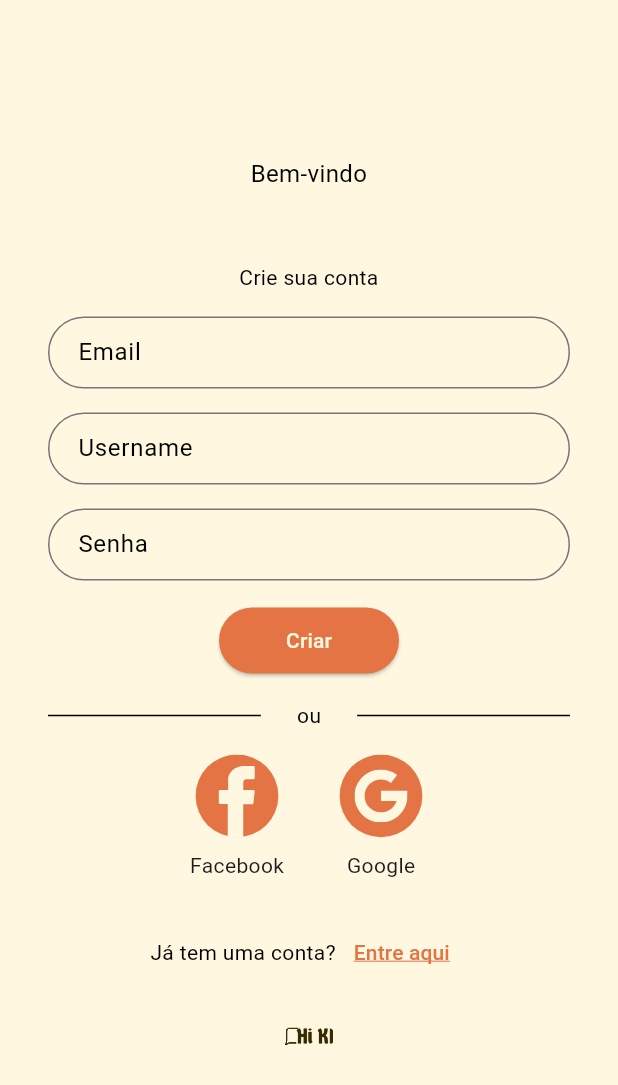
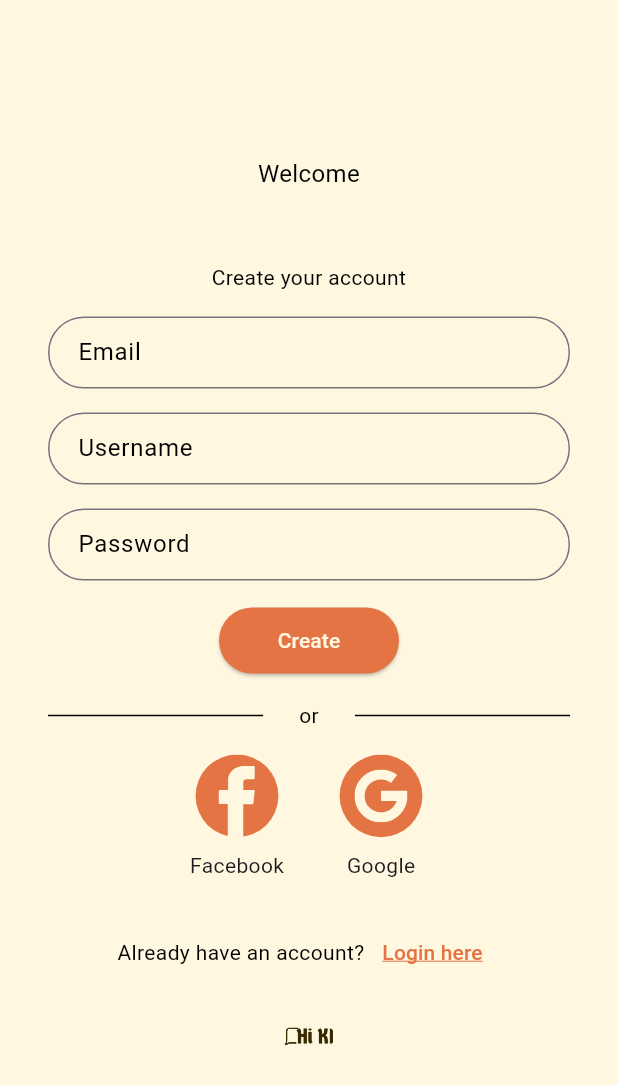
Before and after one commit to thaleswinther/hiki-flutter, a Flutter app: the RegisterScreen screen opened by its route, on a phone screen of 412 x 824 dp. Shown: the top 1085 px of the screen. Run offline on Flutter 3.47's test engine with Material 3 defaults, Android fonts, the phone set to English and light mode, and no system bars; our stand-ins replace floor, flutter_svg, get_it, google_generative_ai, sqflite; accounts and stored records are empty; generated files the repository leaves out were written again.

Commit message:
feat: add localization

```diff
--- a/lib/main.dart
+++ b/lib/main.dart
@@ -5,6 +5,8 @@ import 'package:hiki_flutter/presentation/viewmodel/register_viewmodel.dart';
 import 'package:provider/provider.dart';
 import 'navigation/app_router.dart';
 import 'di/injection.dart';
+import 'package:flutter_localizations/flutter_localizations.dart';
+import 'package:flutter_gen/gen_l10n/app_localizations.dart';
 
 void main() async {
   WidgetsFlutterBinding.ensureInitialized();
@@ -28,6 +30,8 @@ class MyApp extends StatelessWidget {
       ],
       child: MaterialApp(
         title: 'Hiki Flutter',
+        localizationsDelegates: AppLocalizations.localizationsDelegates,
+        supportedLocales: AppLocalizations.supportedLocales,
         onGenerateRoute: _appRouter.generateRoute,
         initialRoute: '/',
       ),
--- a/lib/presentation/screens/register_screen.dart
+++ b/lib/presentation/screens/register_screen.dart
@@ -2,6 +2,7 @@ import 'package:flutter/material.dart';
 import 'package:hiki_flutter/utils/color.dart';
 import 'package:provider/provider.dart';
 import 'package:flutter_svg/flutter_svg.dart';
+import 'package:flutter_gen/gen_l10n/app_localizations.dart'; // Import necessário para a localização
 import '../viewmodel/register_viewmodel.dart';
 
 class RegisterScreen extends StatelessWidget {
@@ -16,6 +17,8 @@ class RegisterScreen extends StatelessWidget {
 
   @override
   Widget build(BuildContext context) {
+    var localizations = AppLocalizations.of(context)!; // Obtem as traduções do contexto
+
     return Consumer<RegisterViewModel>(
       builder: (context, viewModel, child) {
         if (viewModel.isRegistered) {
@@ -29,18 +32,18 @@ class RegisterScreen extends StatelessWidget {
                 mainAxisAlignment: MainAxisAlignment.center,
                 children: [
                   const SizedBox(height: 104),
-                  const Text(
-                    'Bem-vindo',
-                    style: TextStyle(
+                  Text(
+                    localizations.welcome, // "Bem-vindo"
+                    style: const TextStyle(
                       fontSize: 16,
                       color: Colors.black,
                     ),
                     textAlign: TextAlign.center,
                   ),
                   const SizedBox(height: 48),
-                  const Text(
-                    'Crie sua conta',
-                    style: TextStyle(
+                  Text(
+                    localizations.register_message, // "Crie sua conta"
+                    style: const TextStyle(
                       fontSize: 14,
                       color: Colors.black,
                     ),
@@ -48,19 +51,19 @@ class RegisterScreen extends StatelessWidget {
                   ),
                   const SizedBox(height: 16),
                   _buildTextField(
-                    label: 'Email',
+                    label: localizations.email, // "Email"
                     onChanged: viewModel.updateEmail,
                     obscureText: false,
                   ),
                   const SizedBox(height: 16),
                   _buildTextField(
-                    label: 'Username',
+                    label: localizations.username, // "Username"
                     onChanged: viewModel.updateUsername,
                     obscureText: false,
                   ),
                   const SizedBox(height: 16),
                   _buildTextField(
-                    label: 'Senha',
+                    label: localizations.password, // "Senha"
                     onChanged: viewModel.updatePassword,
                     obscureText: true,
                   ),
@@ -84,12 +87,15 @@ class RegisterScreen extends StatelessWidget {
                       minimumSize: const Size(120, 44),
                       backgroundColor: redLess,
                     ),
-                    child: const Text('Criar', style: TextStyle(color: white)),
+                    child: Text(
+                      localizations.create, // "Criar"
+                      style: const TextStyle(color: white),
+                    ),
                   ),
                   const SizedBox(height: 16),
-                  const Row(
+                  Row(
                     children: [
-                      Expanded(
+                      const Expanded(
                         child: Divider(
                           thickness: 1,
                           color: Colors.black,
@@ -98,13 +104,13 @@ class RegisterScreen extends StatelessWidget {
                         ),
                       ),
                       Padding(
-                        padding: EdgeInsets.symmetric(horizontal: 8.0),
+                        padding: const EdgeInsets.symmetric(horizontal: 8.0),
                         child: Text(
-                          'ou',
-                          style: TextStyle(color: Colors.black),
+                          localizations.or, // "ou"
+                          style: const TextStyle(color: Colors.black),
                         ),
                       ),
-                      Expanded(
+                      const Expanded(
                         child: Divider(
                           thickness: 1,
                           color: Colors.black,
@@ -131,7 +137,7 @@ class RegisterScreen extends StatelessWidget {
                                 height: 64,
                               ),
                             ),
-                            const Text('Facebook'),
+                            Text(localizations.facebook_description), // "Facebook"
                           ],
                         ),
                       ),
@@ -149,7 +155,7 @@ class RegisterScreen extends StatelessWidget {
                                 height: 64,
                               ),
                             ),
-                            const Text('Google'),
+                            Text(localizations.google_description), // "Google"
                           ],
                         ),
                       ),
@@ -159,15 +165,15 @@ class RegisterScreen extends StatelessWidget {
                   Row(
                     mainAxisAlignment: MainAxisAlignment.center,
                     children: [
-                      const Text(
-                        'Já tem uma conta?',
-                        style: TextStyle(color: Colors.black),
+                      Text(
+                        localizations.login_account, // "Já tem uma conta?"
+                        style: const TextStyle(color: Colors.black),
                       ),
                       TextButton(
                         onPressed: onLoginClick,
-                        child: const Text(
-                          'Entre aqui',
-                          style: TextStyle(
+                        child: Text(
+                          localizations.click_here, // "Entre aqui"
+                          style: const TextStyle(
                             color: redLess,
                             decorationColor: redLess,
                             decoration: TextDecoration.underline,
@@ -205,10 +211,10 @@ class RegisterScreen extends StatelessWidget {
         cursorColor: Colors.black,
         decoration: InputDecoration(
           labelText: label,
-          labelStyle: TextStyle(color: Colors.black),
+          labelStyle: const TextStyle(color: Colors.black),
           focusedBorder: OutlineInputBorder(
             borderSide: const BorderSide(color: black),
-            borderRadius: BorderRadius.circular(40)
+            borderRadius: BorderRadius.circular(40),
           ),
           border: OutlineInputBorder(
             borderRadius: BorderRadius.circular(40),
```
Also changed, not shown: lib/presentation/screens/chat_screen.dart (+15 -11 lines), lib/presentation/screens/login_screen.dart (+46 -39 lines), lib/presentation/screens/onboarding/onboarding_screen_one.dart (+20 -17 lines), lib/presentation/screens/onboarding/onboarding_screen_three.dart (+20 -17 lines), lib/presentation/screens/onboarding/onboarding_screen_two.dart (+20 -17 lines).
